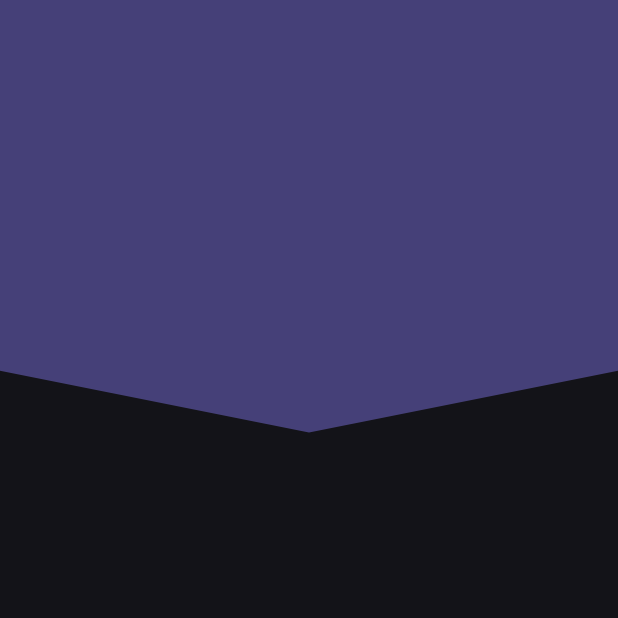
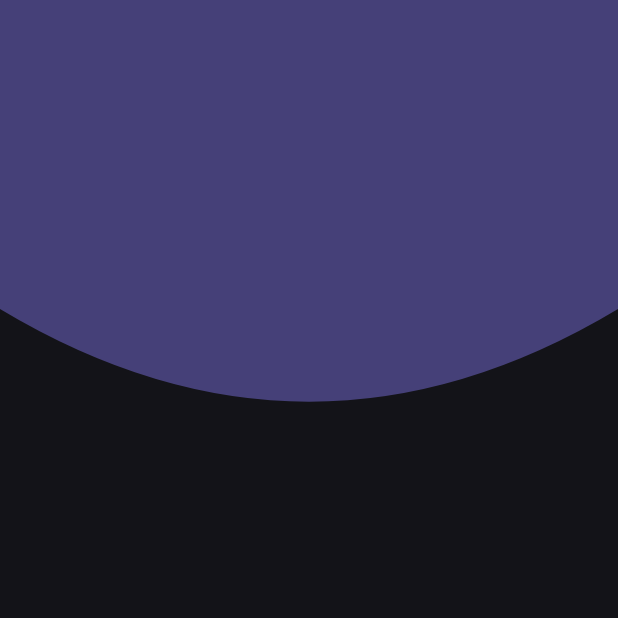
Before and after one commit to LuisGamas/custom_painter_uses, a Flutter app: the screen it shows after launch, on a phone screen of 412 x 824 dp, the top half of it. Run offline on Flutter 3.47's test engine with Material 3 defaults, Android fonts, the phone set to English and light mode, and no system bars.

Commit message:
Update
Curve Header ( ** CP Uses)

```diff
--- a/lib/src/pages/headers_page.dart
+++ b/lib/src/pages/headers_page.dart
@@ -7,7 +7,7 @@ class HeadersPage extends StatelessWidget {
   @override
   Widget build(BuildContext context) {
     return const Scaffold(
-      body: VHeader(),
+      body: CurveHeader(),
     );
   }
 }
--- /dev/null
+++ b/lib/src/widgets/curve_header.dart
@@ -0,0 +1,48 @@
+import 'package:flutter/material.dart';
+
+class CurveHeader extends StatelessWidget {
+  const CurveHeader({super.key});
+
+  @override
+  Widget build(BuildContext context) {
+    final colors = Theme.of(context).colorScheme;
+
+    return Container(
+      height: double.infinity,
+      width: double.infinity,
+      //color: colors.primary,
+      child: CustomPaint(
+        painter: _CurveHeaderPainter(colors),
+      ),
+    );
+  }
+}
+
+class _CurveHeaderPainter extends CustomPainter {
+  final ColorScheme colors;
+
+  _CurveHeaderPainter(this.colors);
+
+  @override
+  void paint(Canvas canvas, Size size) {
+    final paint = Paint();
+
+    paint.color = colors.primaryContainer;
+    paint.style = PaintingStyle.fill;
+    paint.strokeWidth = 20;
+
+    final path = Path();
+
+    path.lineTo(0, size.height * 0.25);
+    path.quadraticBezierTo(size.width * 0.5, size.height * 0.40, size.width, size.height * 0.25);
+    // path.lineTo(size.width, size.height * 0.25);
+    path.lineTo(size.width, 0);
+
+    canvas.drawPath(path, paint);
+  }
+
+  @override
+  bool shouldRepaint(covariant CustomPainter oldDelegate) {
+    return true;
+  }
+}
--- a/lib/src/widgets/widgets.dart
+++ b/lib/src/widgets/widgets.dart
@@ -1,3 +1,4 @@
+export 'curve_header.dart';
 export 'diagonal_header.dart';
 export 'rounded_square_header.dart';
 export 'square_header.dart';
```
